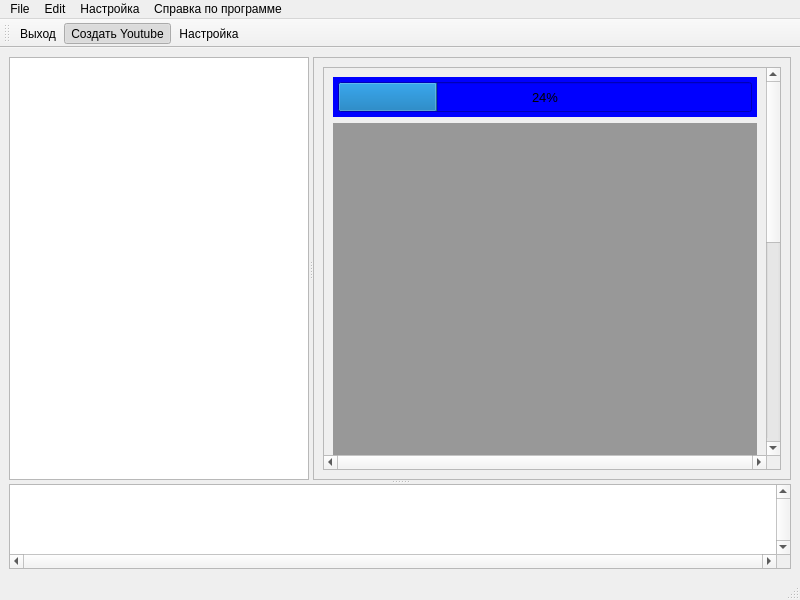
The window that YOUTUBE_FormMain.ui (lisitsinyr/YOUTUBE_PY) describes before a commit, drawn with Qt 5.
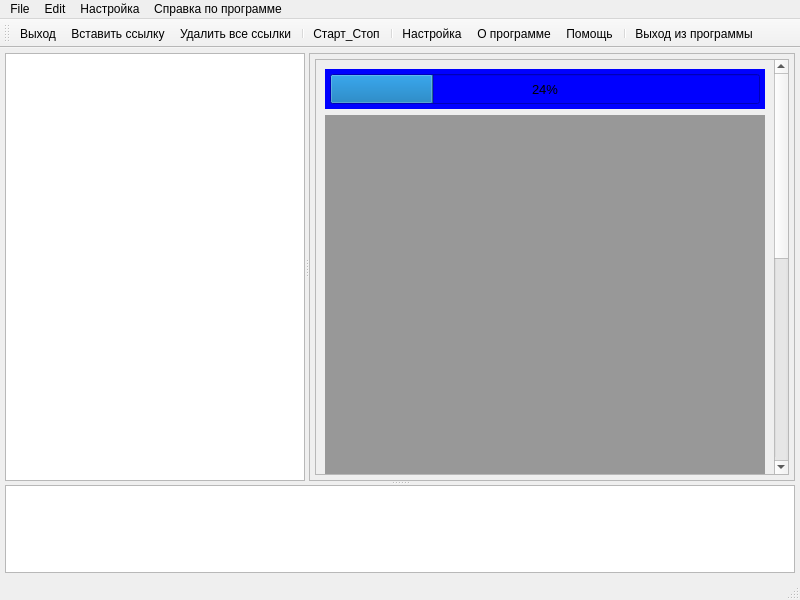
The same window after the commit. Icons and pictures are not drawn.

The edit to the form file:
```diff
--- a/YOUTUBE_FormMain.ui
+++ b/YOUTUBE_FormMain.ui
@@ -30,6 +30,21 @@
   </property>
   <widget class="QWidget" name="centralwidget">
    <layout class="QVBoxLayout" name="verticalLayout_2">
+    <property name="spacing">
+     <number>5</number>
+    </property>
+    <property name="leftMargin">
+     <number>5</number>
+    </property>
+    <property name="topMargin">
+     <number>5</number>
+    </property>
+    <property name="rightMargin">
+     <number>5</number>
+    </property>
+    <property name="bottomMargin">
+     <number>5</number>
+    </property>
     <item>
      <widget class="QSplitter" name="splitter_2">
       <property name="sizePolicy">
@@ -75,8 +90,8 @@
         </property>
         <property name="minimumSize">
          <size>
-          <width>0</width>
-          <height>0</height>
+          <width>300</width>
+          <height>300</height>
          </size>
         </property>
         <property name="maximumSize">
@@ -106,10 +121,25 @@
          <enum>QFrame::Raised</enum>
         </property>
         <layout class="QVBoxLayout" name="verticalLayout">
+         <property name="spacing">
+          <number>5</number>
+         </property>
+         <property name="leftMargin">
+          <number>5</number>
+         </property>
+         <property name="topMargin">
+          <number>5</number>
+         </property>
+         <property name="rightMargin">
+          <number>5</number>
+         </property>
+         <property name="bottomMargin">
+          <number>5</number>
+         </property>
          <item>
           <widget class="QScrollArea" name="ScrollAreaR">
            <property name="sizePolicy">
-            <sizepolicy hsizetype="Expanding" vsizetype="Expanding">
+            <sizepolicy hsizetype="Minimum" vsizetype="Expanding">
              <horstretch>0</horstretch>
              <verstretch>0</verstretch>
             </sizepolicy>
@@ -121,10 +151,10 @@
             </size>
            </property>
            <property name="verticalScrollBarPolicy">
-            <enum>Qt::ScrollBarAlwaysOn</enum>
+            <enum>Qt::ScrollBarAsNeeded</enum>
            </property>
            <property name="horizontalScrollBarPolicy">
-            <enum>Qt::ScrollBarAlwaysOn</enum>
+            <enum>Qt::ScrollBarAsNeeded</enum>
            </property>
            <property name="widgetResizable">
             <bool>true</bool>
@@ -134,7 +164,7 @@
              <rect>
               <x>0</x>
               <y>0</y>
-              <width>438</width>
+              <width>454</width>
               <height>870</height>
              </rect>
             </property>
@@ -305,7 +335,7 @@
        </property>
        <property name="minimumSize">
         <size>
-         <width>0</width>
+         <width>300</width>
          <height>0</height>
         </size>
        </property>
@@ -338,10 +368,10 @@
         <enum>QFrame::Plain</enum>
        </property>
        <property name="verticalScrollBarPolicy">
-        <enum>Qt::ScrollBarAlwaysOn</enum>
+        <enum>Qt::ScrollBarAsNeeded</enum>
        </property>
        <property name="horizontalScrollBarPolicy">
-        <enum>Qt::ScrollBarAlwaysOn</enum>
+        <enum>Qt::ScrollBarAsNeeded</enum>
        </property>
        <property name="sizeAdjustPolicy">
         <enum>QAbstractScrollArea::AdjustToContents</enum>
@@ -432,14 +462,22 @@
    </attribute>
    <addaction name="action_Exit"/>
    <addaction name="action_CreateYoutube"/>
+   <addaction name="action_DeleteAll"/>
+   <addaction name="separator"/>
+   <addaction name="action_Start_Stop"/>
+   <addaction name="separator"/>
    <addaction name="action_Setup"/>
+   <addaction name="action_About"/>
+   <addaction name="action_Help"/>
+   <addaction name="separator"/>
+   <addaction name="action_ExitProgramm"/>
   </widget>
   <action name="action_CreateYoutube">
    <property name="checkable">
     <bool>true</bool>
    </property>
    <property name="checked">
-    <bool>true</bool>
+    <bool>false</bool>
    </property>
    <property name="icon">
     <iconset resource="YOUTUBE_images.qrc">
@@ -447,7 +485,7 @@
      <normalon>:/ICONS/add-link-xl.png</normalon>:/ICONS/add-link-xl.png</iconset>
    </property>
    <property name="text">
-    <string>Создать Youtube</string>
+    <string>Вставить ссылку</string>
    </property>
    <property name="toolTip">
     <string>Создать Youtube</string>
@@ -505,6 +543,45 @@
     <bool>true</bool>
    </property>
   </action>
+  <action name="action_DeleteAll">
+   <property name="text">
+    <string>Удалить все ссылки</string>
+   </property>
+  </action>
+  <action name="action_Start_Stop">
+   <property name="icon">
+    <iconset resource="YOUTUBE_images.qrc">
+     <normaloff>:/ICONS/run.png</normaloff>:/ICONS/run.png</iconset>
+   </property>
+   <property name="text">
+    <string>Старт_Стоп</string>
+   </property>
+   <property name="iconText">
+    <string>Старт_Стоп</string>
+   </property>
+   <property name="toolTip">
+    <string>Старт_Стоп</string>
+   </property>
+  </action>
+  <action name="action_About">
+   <property name="text">
+    <string>О программе</string>
+   </property>
+  </action>
+  <action name="action_Help">
+   <property name="icon">
+    <iconset resource="YOUTUBE_images.qrc">
+     <normaloff>:/ICONS/help-xl.png</normaloff>:/ICONS/help-xl.png</iconset>
+   </property>
+   <property name="text">
+    <string>Помощь</string>
+   </property>
+  </action>
+  <action name="action_ExitProgramm">
+   <property name="text">
+    <string>Выход из программы</string>
+   </property>
+  </action>
  </widget>
  <tabstops>
   <tabstop>ListViewL</tabstop>
```
Left out of the diff: 46 changed lines with no effect on the pictures.
